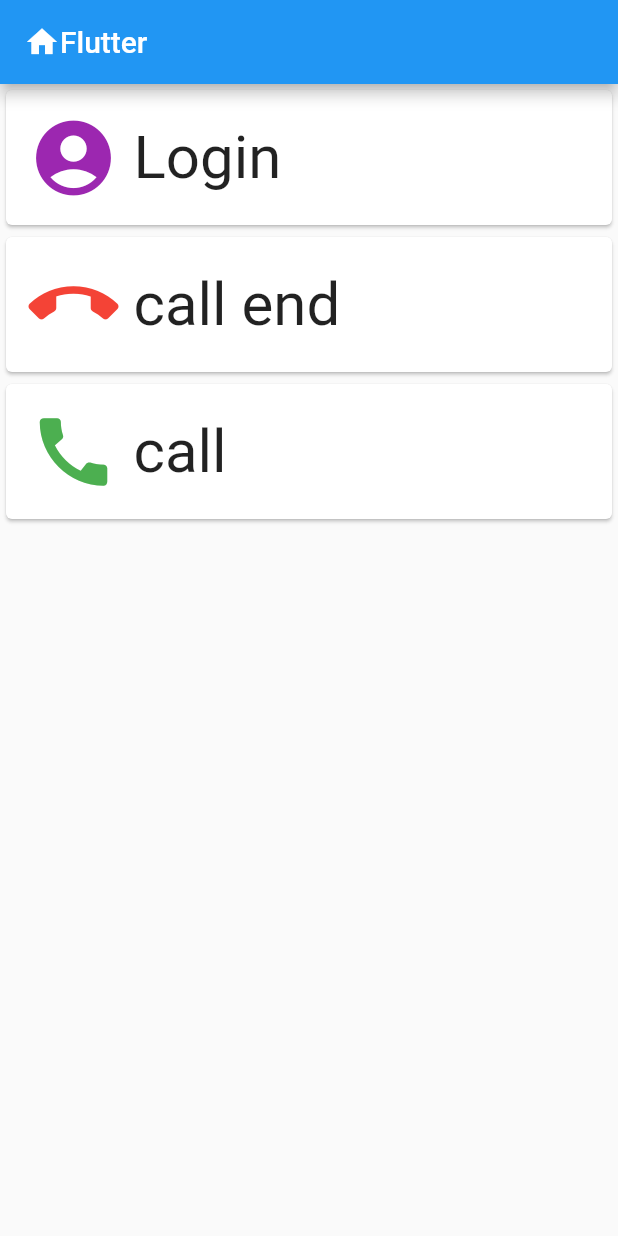
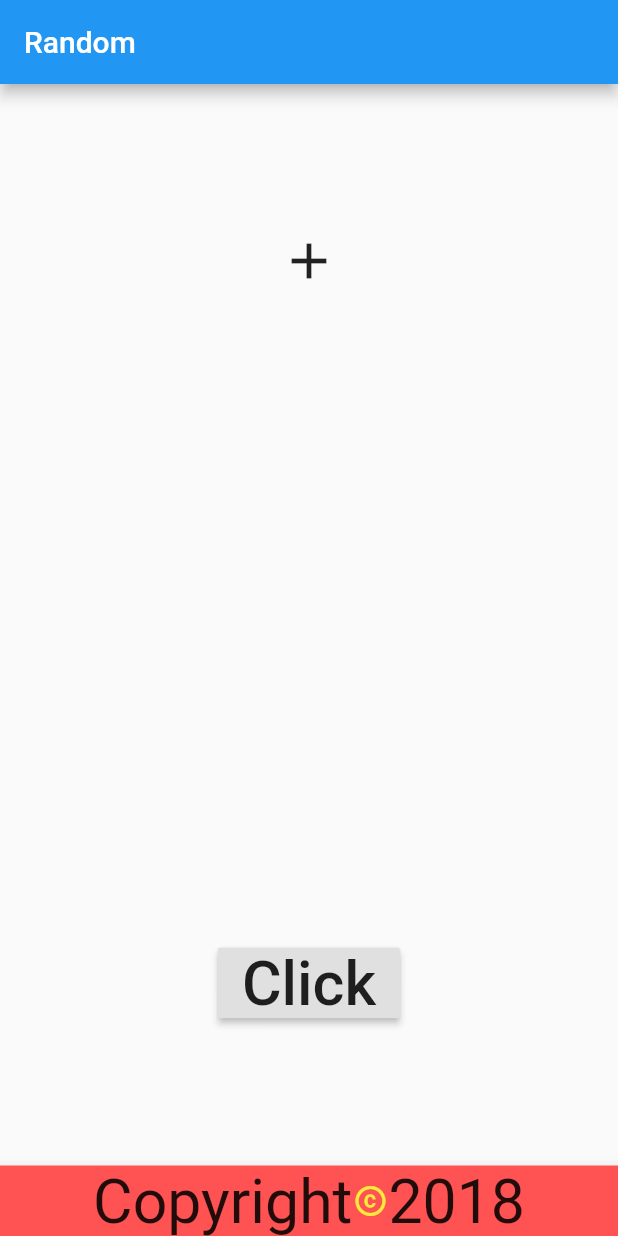
Before and after one commit to NohaElMandoh/FIutter_FirstApp, a Flutter app: the screen it shows after launch, on a phone screen of 412 x 824 dp. Run offline on Flutter 3.47's test engine with Material 2 defaults, Android fonts, the phone set to English and light mode, and no system bars.

Commit message:
statful_widget

```diff
--- a/lib/MyApplication.dart
+++ b/lib/MyApplication.dart
@@ -14,7 +14,7 @@ class MyApp extends StatelessWidget{
         body: new Column(
           crossAxisAlignment: CrossAxisAlignment.stretch,
           children: <Widget>[
-            MyCustomCard('Login',Icons.account_circle),
+            MyCustomCard('Contacts',Icons.account_circle),
             MyCustomCard('call end',Icons.call_end,myColor: Colors.red),
             MyCustomCard('call',Icons.call,myColor:Colors.green),
 
--- a/lib/main.dart
+++ b/lib/main.dart
@@ -1,5 +1,7 @@
 import 'package:flutter/material.dart';
 import 'MyApplication.dart';
+import 'statful_app.dart';
+
 //void main() {
 //  runApp (new Center(
 //    child:new Text('اهلا وسهلا',
@@ -8,5 +10,8 @@ import 'MyApplication.dart';
 
 //}
 void main() {
-  runApp(new MyApp());
+
+  runApp(new MaterialApp(
+    home:  new stfapp(),
+  ));
 }
--- /dev/null
+++ b/lib/statful_app.dart
@@ -0,0 +1,61 @@
+import 'package:flutter/material.dart';
+import 'dart:math';
+class stfapp extends StatefulWidget {
+  @override
+  _stfappState createState() => _stfappState();
+}
+
+class _stfappState extends State<stfapp> {
+  List<String> pl=["Kotlin","Dart","Java","c#"];
+  String plText="";
+  var textSize=15.5;
+  TextStyle MyTextStyle= new TextStyle(fontSize:40.5);
+  void getText(){
+    setState(() {    //to change the state
+      plText=pl[new Random().nextInt(pl.length)];
+    });
+  }
+  void incSize(){
+    setState(() {
+      textSize++;
+      MyTextStyle=new TextStyle(fontSize: textSize);
+    });
+  }
+
+  @override
+  Widget build(BuildContext context) {
+    return Scaffold(
+      body: Center(
+        child: new Column(
+          mainAxisAlignment: MainAxisAlignment.spaceAround,
+          children: <Widget>[
+            InkWell(onTap: incSize,
+            child: new Icon(Icons.add,size: 40.0,)),
+            new Text(plText,style:MyTextStyle,),
+            new RaisedButton(
+                child: new Text("Click",style:MyTextStyle,),
+                onPressed: getText)
+          ],
+        ),
+      ),
+      bottomNavigationBar: new BottomAppBar(
+        color: Colors.redAccent,
+        child:new Container(
+          child:new Row(
+            mainAxisAlignment: MainAxisAlignment.center,
+            children: <Widget>[
+              new Text('Copyright',style:MyTextStyle,),
+              new Icon(Icons.copyright,color: Colors.yellow,),
+              new Text('2018',style:MyTextStyle,)
+            ],
+          )
+//
+        )
+      ),
+      appBar: new AppBar(
+        title: new Text('Random ')
+      ),
+
+    );
+  }
+}
```
